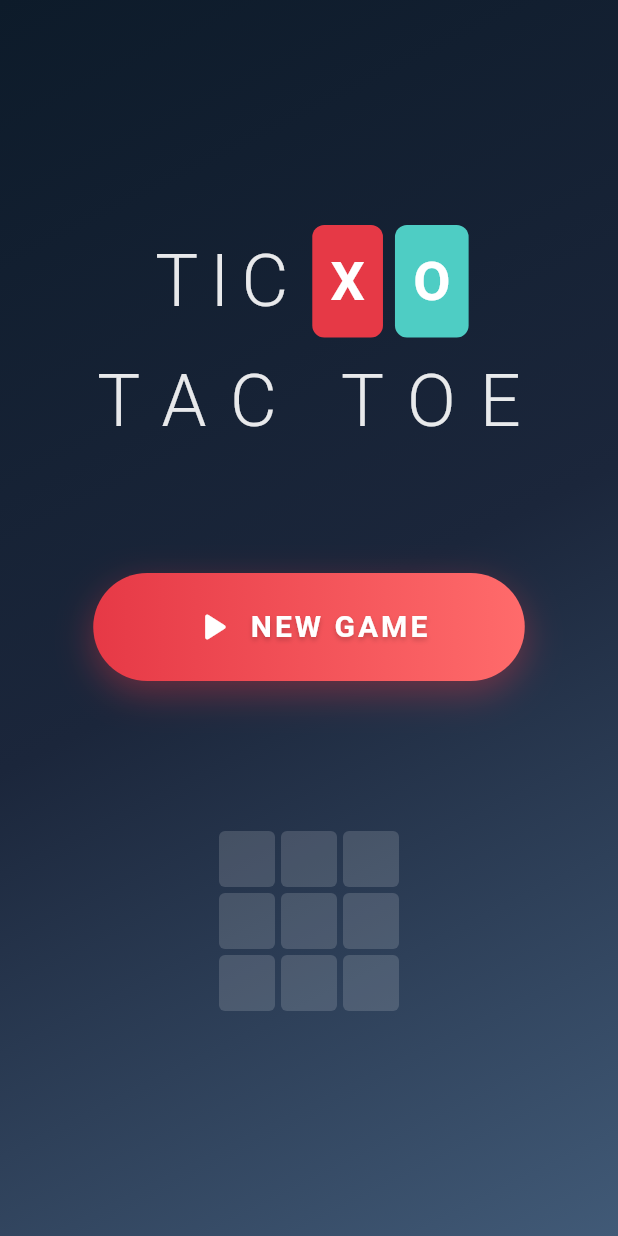
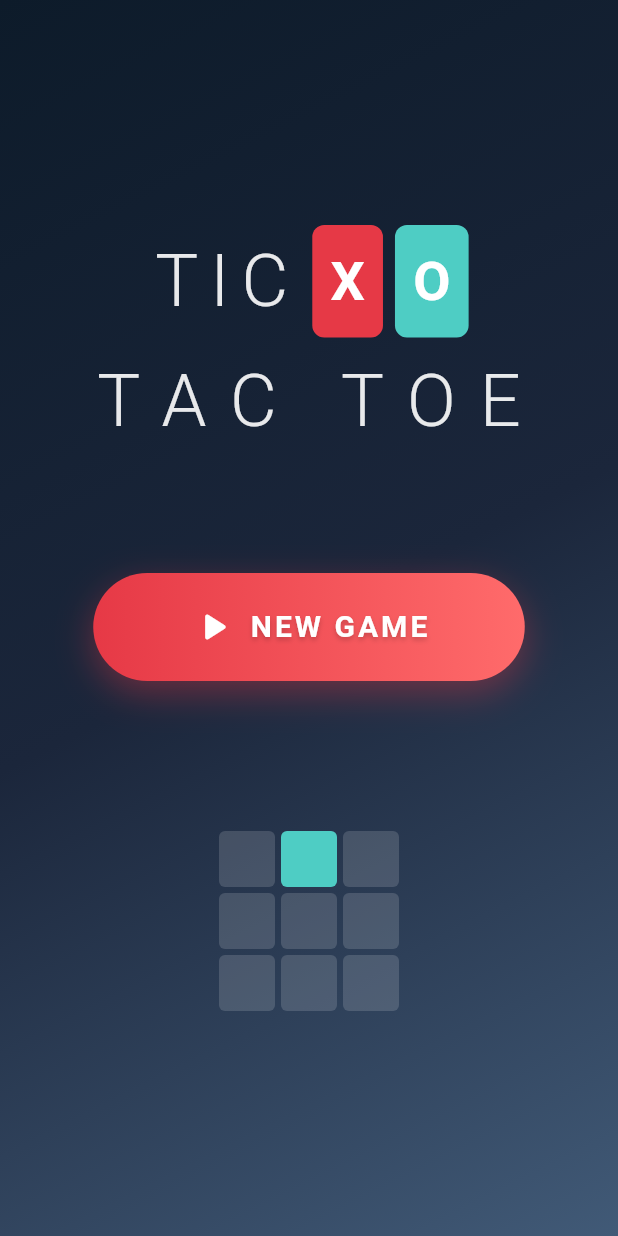
Before and after one commit to Miiite/TicTacToe, a Flutter app: the screen it shows after launch, on a phone screen of 412 x 824 dp. Run offline on Flutter 3.47's test engine with Material 3 defaults, Android fonts, the phone set to English and light mode, and no system bars; our stand-ins replace flutter_bloc, flutter_hooks, freezed_annotation, go_router; missing offline and left inert: flutter_confetti; Roboto replaces fonts that are missing (SF Pro Display).

Commit message:
Animated illustration on new game screen

```diff
--- a/lib/screens/new_game_screen.dart
+++ b/lib/screens/new_game_screen.dart
@@ -1,5 +1,9 @@
+import 'dart:async';
+import 'dart:math';
+
 import 'package:flutter/material.dart';
 import 'package:flutter_bloc/flutter_bloc.dart';
+import 'package:flutter_hooks/flutter_hooks.dart';
 import 'package:tictactoe/bloc/game_cubit.dart';
 import 'package:tictactoe/utils/game_colors.dart';
 
@@ -161,14 +165,29 @@ class _PlayButton extends StatelessWidget {
   }
 }
 
-class _Illustration extends StatelessWidget {
+class _Illustration extends HookWidget {
   const _Illustration();
 
   @override
   Widget build(BuildContext context) {
-    return Opacity(
-      opacity: 0.15,
-      child: SizedBox(
+    final randomizer = useMemoized(() => Random());
+    final selectedTile = useState(randomizer.nextInt(9));
+
+    useEffect(() {
+      final timer = Timer.periodic(
+        const Duration(seconds: 1),
+        (_) {
+          int newSelectedTile = randomizer.nextInt(9);
+          while (selectedTile.value == newSelectedTile) {
+            newSelectedTile = randomizer.nextInt(9);
+          }
+          selectedTile.value = newSelectedTile;
+        },
+      );
+      return timer.cancel;
+    }, const []);
+
+    return SizedBox(
       width: 120,
       height: 120,
       child: GridView.builder(
@@ -180,15 +199,24 @@ class _Illustration extends StatelessWidget {
         ),
         itemCount: 9,
         itemBuilder: (context, index) {
-            return Container(
+          final isSelected = index == selectedTile.value;
+
+          return AnimatedOpacity(
+            opacity: isSelected ? 1.0 : 0.15,
+            duration: Duration(milliseconds: isSelected ? 400 : 0),
+            child: DecoratedBox(
               decoration: BoxDecoration(
-                color: Colors.white,
+                color: isSelected
+                    ? (selectedTile.value % 2 == 0
+                          ? GameColors.red
+                          : GameColors.green)
+                    : Colors.white,
                 borderRadius: BorderRadius.circular(4),
+              ),
             ),
           );
         },
       ),
-      ),
     );
   }
 }
```
Also changed, not shown: 1 other file. Lines whose indentation alone changed are shown as unchanged.
